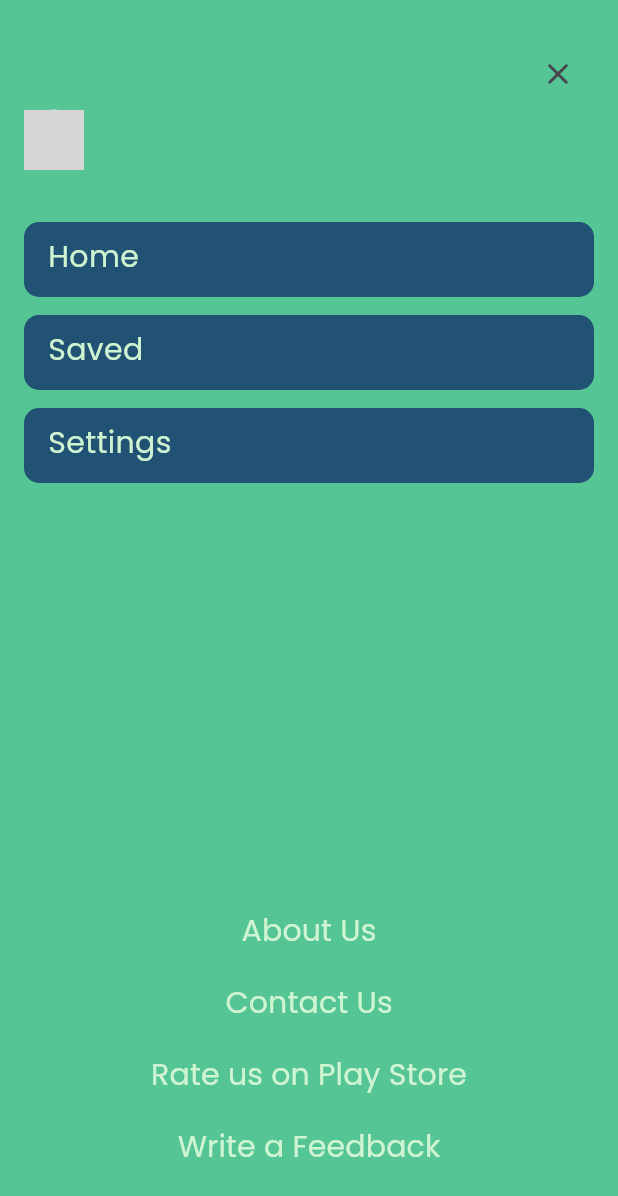
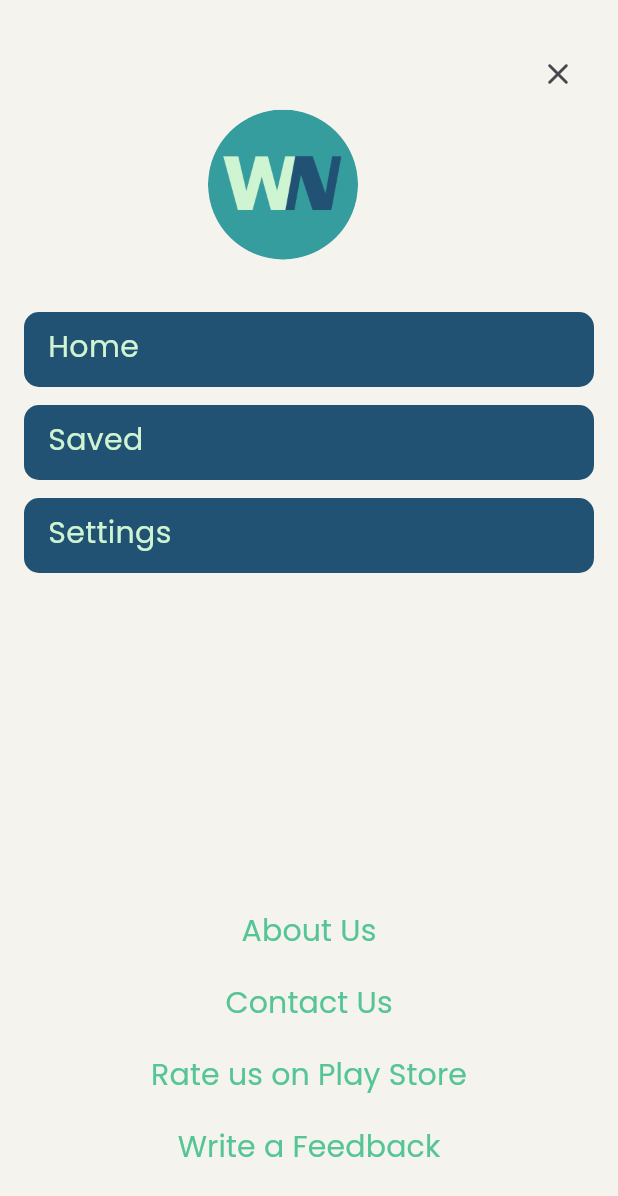
Before and after one commit to RulyOctareza/Newsify, a Flutter app: the Menu screen opened by its route, on a phone screen of 412 x 824 dp. Shown: the top 1196 px of the screen. Run offline on Flutter 3.47's test engine with Material 3 defaults, Android fonts, the light colour scheme and no system bars; our stand-ins replace dio, firebase_auth, firebase_core, flutter_dotenv, get, google_fonts and 3 more; accounts and stored records are empty; network calls fail; grey boxes are pictures that could not be loaded.

Commit message:
Add theme

```diff
--- a/lib/pages/menu/menu.dart
+++ b/lib/pages/menu/menu.dart
@@ -9,12 +9,11 @@ import 'package:newsify/static/style/typography.dart';
 class Menu extends StatelessWidget {
   final String? name;
 
-  const Menu({super.key, this.name});
-
+  Menu({super.key, this.name});
+  final _auth = FirebaseAuth.instance;
   @override
   Widget build(BuildContext context) {
     return Scaffold(
-      backgroundColor: green,
       body: SafeArea(
         child: Padding(
           padding: const EdgeInsets.only(
@@ -40,22 +39,29 @@ class Menu extends StatelessWidget {
               ),
               Row(
                 children: [
+                  Spacer(),
                   Flexible(
                     child: CircleAvatar(
-                      foregroundImage: NetworkImage(
-                        '${FirebaseAuth.instance.currentUser?.photoURL}',
-                      ),
+                      radius: 50,
+                      backgroundColor: Colors.grey[300],
+                      backgroundImage:
+                          _auth.currentUser?.photoURL != null
+                              ? NetworkImage(_auth.currentUser!.photoURL!)
+                              : AssetImage('assets/logo_small.png')
+                                  as ImageProvider,
                     ),
                   ),
                   SizedBox(width: 12),
                   Text(
-                    '${FirebaseAuth.instance.currentUser?.displayName}',
+                    _auth.currentUser?.displayName != null
+                        ? '${_auth.currentUser?.displayName}'
+                        : '${_auth.currentUser?.email}',
                     style: semiBoldTextStyle.copyWith(
-                      fontSize: 26,
-                      color: darkGreen,
+                      fontSize: 22,
                       overflow: TextOverflow.ellipsis,
                     ),
                   ),
+                  Spacer(),
                 ],
               ),
               SizedBox(height: 35),
--- a/lib/pages/news/news_page.dart
+++ b/lib/pages/news/news_page.dart
@@ -8,7 +8,6 @@ import 'package:newsify/controller/news_controller.dart';
 import 'package:newsify/pages/detail/dummy_category.dart';
 import 'package:newsify/static/card/news_card.dart';
 import 'package:newsify/static/custom/custom_appbar_news_header.dart';
-import 'package:newsify/static/style/colors.dart';
 import 'package:newsify/static/style/typography.dart';
 
 class NewsPage extends StatelessWidget {
@@ -22,7 +21,6 @@ class NewsPage extends StatelessWidget {
   @override
   Widget build(BuildContext context) {
     return Scaffold(
-      backgroundColor: whiteColor,
       appBar: NewsHeader(),
       body: Padding(
         padding: const EdgeInsets.all(12.0),
--- a/lib/pages/settings/setting_profile_page.dart
+++ b/lib/pages/settings/setting_profile_page.dart
@@ -33,7 +33,6 @@ class _SettingProfilePageState extends State<SettingProfilePage> {
   @override
   Widget build(BuildContext context) {
     return Scaffold(
-      backgroundColor: Colors.grey[200],
       appBar: NewsHeader(),
       body: Padding(
         padding: const EdgeInsets.all(20.0),
@@ -42,7 +41,6 @@ class _SettingProfilePageState extends State<SettingProfilePage> {
             mainAxisAlignment: MainAxisAlignment.center,
             crossAxisAlignment: CrossAxisAlignment.center,
             children: [
-
               CircleAvatar(
                 radius: 50,
                 backgroundColor: Colors.grey[300],
--- a/lib/static/card/news_headline_detail.dart
+++ b/lib/static/card/news_headline_detail.dart
@@ -39,7 +39,7 @@ class NewsHeadlineDetail extends StatelessWidget {
               child: Text(
                 title,
                 textAlign: TextAlign.center,
-                style: semiBoldTextStyle,
+                style: semiBoldTextStyle.copyWith(color: Colors.black),
               ),
             ),
 
--- a/lib/static/custom/text_button_widget.dart
+++ b/lib/static/custom/text_button_widget.dart
@@ -1,5 +1,5 @@
 import 'package:flutter/material.dart';
-import 'package:newsify/static/style/colors.dart';
+
 import 'package:newsify/static/style/typography.dart';
 
 class TextButtonWidget extends StatelessWidget {
@@ -18,7 +18,10 @@ class TextButtonWidget extends StatelessWidget {
       onPressed: onPressed,
       child: Text(
         title,
-        style: regularTextStyle.copyWith(fontSize: 20, color: sageGreen),
+        style: regularTextStyle.copyWith(
+          fontSize: 20,
+          color: Theme.of(context).primaryColor,
+        ),
       ),
     );
   }
--- a/lib/static/style/colors.dart
+++ b/lib/static/style/colors.dart
@@ -5,6 +5,9 @@ Color coolGreen = const Color(0xff359D9E);
 Color green = const Color(0xff55C595);
 Color lightGreen = const Color(0xff7CE495);
 Color sageGreen = const Color(0xffCFF4D2);
-
 Color whiteColor = const Color(0xffF5F3EE);
 Color blackColor = const Color(0xff272A2E);
+
+Color darkBackground = const Color(0xff121212);
+Color darkCardColor = const Color(0xff1E1E1E);
+Color darkTextColor = const Color(0xffE0E0E0);
--- /dev/null
+++ b/lib/static/style/theme_data.dart
@@ -0,0 +1,41 @@
+import 'package:flutter/material.dart';
+import 'package:newsify/static/style/typography.dart';
+import 'colors.dart';
+
+final ThemeData lightTheme = ThemeData(
+  brightness: Brightness.light,
+  primaryColor: green,
+  scaffoldBackgroundColor: whiteColor,
+  appBarTheme: AppBarTheme(
+    color: green,
+    iconTheme: IconThemeData(color: whiteColor),
+  ),
+  textTheme: TextTheme(
+    bodyMedium: regularTextStyle.copyWith(color: blackColor),
+    headlineMedium: titleTextStyle.copyWith(color: blackColor),
+  ),
+  cardTheme: CardTheme(
+    color: whiteColor,
+    elevation: 2,
+    shape: RoundedRectangleBorder(borderRadius: BorderRadius.circular(8)),
+  ),
+);
+
+final ThemeData darkTheme = ThemeData(
+  brightness: Brightness.dark,
+  primaryColor: coolGreen,
+  scaffoldBackgroundColor: darkBackground,
+  appBarTheme: AppBarTheme(
+    color: darkCardColor,
+    iconTheme: IconThemeData(color: whiteColor),
+  ),
+  textTheme: TextTheme(
+    bodyMedium: regularTextStyle.copyWith(color: darkTextColor),
+    headlineSmall: titleTextStyle.copyWith(color: darkTextColor),
+  ),
+  cardTheme: CardTheme(
+    color: darkCardColor,
+    elevation: 2,
+    //shape: RoundedRectangleBorder(borderRadius: BorderRadius.circular(8)),
+  ),
+);
```
Also changed, not shown: lib/controller/theme_controller.dart (added, +29 -0 lines), lib/main.dart (+15 -5 lines), lib/pages/detail/detail_page_news.dart (+5 -3 lines), lib/static/card/news_card.dart (+7 -12 lines), lib/static/custom/custom_appbar_news_header.dart (+14 -2 lines), 1 other file.
